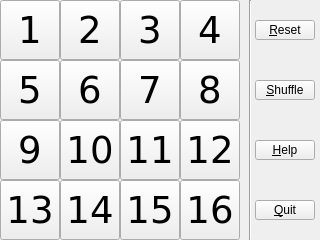
jameshilliard/openwrt-packages, file Tile/src/tile.ui: the form before one commit.
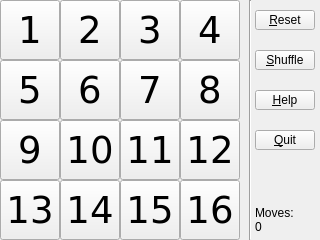
The form after the commit.

Commit message: Tile: count moves

```diff
--- a/Tile/src/tile.ui
+++ b/Tile/src/tile.ui
@@ -334,7 +334,7 @@
     <property name="geometry">
      <rect>
       <x>255</x>
-      <y>20</y>
+      <y>10</y>
       <width>60</width>
       <height>20</height>
      </rect>
@@ -350,7 +350,7 @@
     <property name="geometry">
      <rect>
       <x>255</x>
-      <y>80</y>
+      <y>50</y>
       <width>60</width>
       <height>20</height>
      </rect>
@@ -366,7 +366,7 @@
     <property name="geometry">
      <rect>
       <x>255</x>
-      <y>200</y>
+      <y>130</y>
       <width>60</width>
       <height>20</height>
      </rect>
@@ -382,7 +382,7 @@
     <property name="geometry">
      <rect>
       <x>255</x>
-      <y>140</y>
+      <y>90</y>
       <width>60</width>
       <height>20</height>
      </rect>
@@ -407,6 +407,20 @@
      <enum>Qt::Vertical</enum>
     </property>
    </widget>
+   <widget class="QLabel" name="moves">
+    <property name="geometry">
+     <rect>
+      <x>255</x>
+      <y>200</y>
+      <width>60</width>
+      <height>40</height>
+     </rect>
+    </property>
+    <property name="text">
+     <string>Moves:
+0</string>
+    </property>
+   </widget>
   </widget>
  </widget>
  <layoutdefault spacing="6" margin="11"/>
```
The commit also changes 3 other files.
